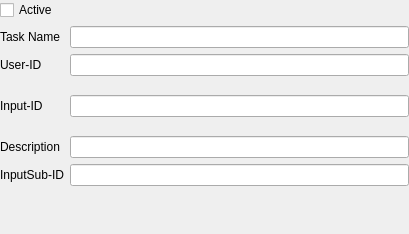
The window that Include/imthypegui/CTaskSettingsGuiComp.ui (ImagingTools/ImtCore) describes before a commit, drawn with Qt 5.
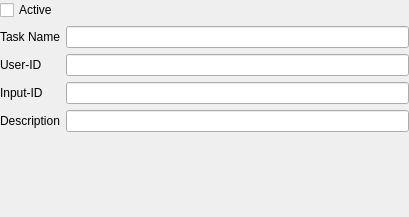
The same window after the commit. Icons and pictures are not drawn.

Patch:
```diff
--- a/Include/imthypegui/CTaskSettingsGuiComp.ui
+++ b/Include/imthypegui/CTaskSettingsGuiComp.ui
@@ -7,13 +7,13 @@
     <x>0</x>
     <y>0</y>
     <width>409</width>
-    <height>234</height>
+    <height>217</height>
    </rect>
   </property>
   <property name="windowTitle">
    <string>Task Settings</string>
   </property>
-  <layout class="QGridLayout" name="gridLayout" rowstretch="1,0,0,0,0,0,0,0">
+  <layout class="QGridLayout" name="gridLayout" rowstretch="1,0,0,0,0,0,0">
    <property name="leftMargin">
     <number>0</number>
    </property>
@@ -26,6 +26,33 @@
    <property name="bottomMargin">
     <number>0</number>
    </property>
+   <item row="6" column="1">
+    <spacer name="verticalSpacer">
+     <property name="orientation">
+      <enum>Qt::Orientation::Vertical</enum>
+     </property>
+     <property name="sizeHint" stdset="0">
+      <size>
+       <width>20</width>
+       <height>40</height>
+      </size>
+     </property>
+    </spacer>
+   </item>
+   <item row="0" column="0">
+    <widget class="QCheckBox" name="ActiveCheck">
+     <property name="text">
+      <string>Active</string>
+     </property>
+    </widget>
+   </item>
+   <item row="3" column="0">
+    <widget class="QLabel" name="inputIDLabel">
+     <property name="text">
+      <string>Input-ID</string>
+     </property>
+    </widget>
+   </item>
    <item row="2" column="0">
     <widget class="QLabel" name="label_3">
      <property name="text">
@@ -33,18 +60,24 @@
      </property>
     </widget>
    </item>
-   <item row="5" column="0">
-    <widget class="QLabel" name="label_2">
+   <item row="1" column="1">
+    <widget class="QLineEdit" name="TaskNameEdit"/>
+   </item>
+   <item row="1" column="0">
+    <widget class="QLabel" name="label">
      <property name="text">
-      <string>Description</string>
+      <string>Task Name</string>
      </property>
     </widget>
    </item>
-   <item row="5" column="1">
-    <widget class="QLineEdit" name="TaskDescriptionEdit"/>
-   </item>
    <item row="3" column="1">
     <widget class="QStackedWidget" name="InputPageStack">
+     <property name="sizePolicy">
+      <sizepolicy hsizetype="Preferred" vsizetype="Maximum">
+       <horstretch>0</horstretch>
+       <verstretch>0</verstretch>
+      </sizepolicy>
+     </property>
      <property name="currentIndex">
       <number>1</number>
      </property>
@@ -99,58 +132,18 @@
      </widget>
     </widget>
    </item>
-   <item row="7" column="1">
-    <spacer name="verticalSpacer">
-     <property name="orientation">
-      <enum>Qt::Vertical</enum>
-     </property>
-     <property name="sizeHint" stdset="0">
-      <size>
-       <width>20</width>
-       <height>40</height>
-      </size>
-     </property>
-    </spacer>
-   </item>
-   <item row="1" column="0">
-    <widget class="QLabel" name="label">
+   <item row="5" column="0">
+    <widget class="QLabel" name="label_2">
      <property name="text">
-      <string>Task Name</string>
+      <string>Description</string>
      </property>
     </widget>
    </item>
-   <item row="1" column="1">
-    <widget class="QLineEdit" name="TaskNameEdit"/>
-   </item>
    <item row="2" column="1">
     <widget class="QLineEdit" name="TaskUserIdEdit"/>
    </item>
-   <item row="0" column="0">
-    <widget class="QCheckBox" name="ActiveCheck">
-     <property name="text">
-      <string>Active</string>
-     </property>
-    </widget>
-   </item>
-   <item row="6" column="0">
-    <widget class="QLabel" name="TriggerLabel">
-     <property name="toolTip">
-      <string extracomment="Id of frame in multiframe acquisition"/>
-     </property>
-     <property name="text">
-      <string>InputSub-ID</string>
-     </property>
-    </widget>
-   </item>
-   <item row="3" column="0">
-    <widget class="QLabel" name="inputIDLabel">
-     <property name="text">
-      <string>Input-ID</string>
-     </property>
-    </widget>
-   </item>
-   <item row="6" column="1">
-    <widget class="QLineEdit" name="TriggerSelector"/>
+   <item row="5" column="1">
+    <widget class="QLineEdit" name="TaskDescriptionEdit"/>
    </item>
   </layout>
  </widget>
```
